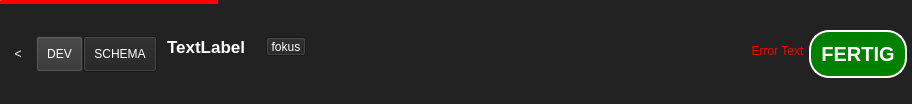
Above: lfb_regeneration_wildlife_impact/gui/form/saveBar.ui from b-lack/qgis-fim-plugin before the change. Below: the same form after it.
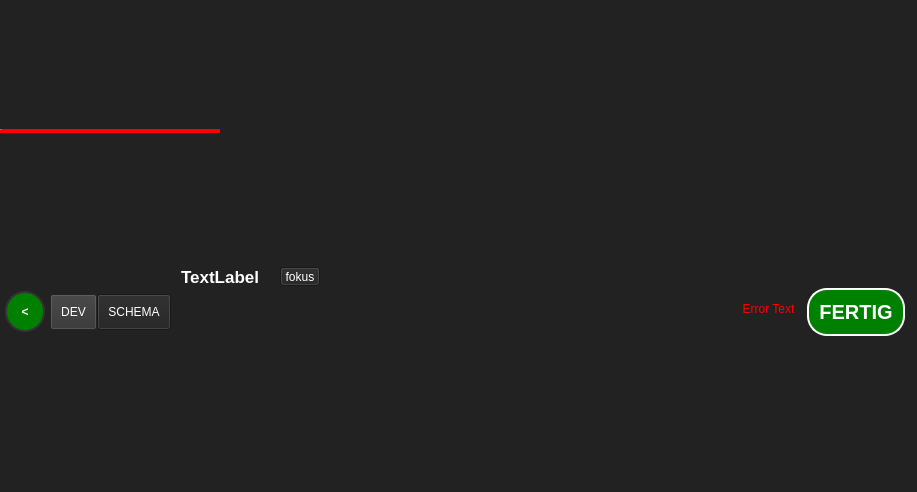
That is the form after the change.

Diff of the .ui file:
```diff
--- a/lfb_regeneration_wildlife_impact/gui/form/saveBar.ui
+++ b/lfb_regeneration_wildlife_impact/gui/form/saveBar.ui
@@ -6,8 +6,8 @@
    <rect>
     <x>0</x>
     <y>0</y>
-    <width>912</width>
-    <height>104</height>
+    <width>917</width>
+    <height>492</height>
    </rect>
   </property>
   <property name="sizePolicy">
@@ -117,23 +117,36 @@
        <number>0</number>
       </property>
       <property name="topMargin">
-       <number>0</number>
+       <number>5</number>
       </property>
       <property name="rightMargin">
        <number>0</number>
       </property>
       <property name="bottomMargin">
-       <number>0</number>
+       <number>5</number>
       </property>
       <item>
        <widget class="QToolButton" name="lfbHomeBtn">
+        <property name="font">
+         <font>
+          <weight>75</weight>
+          <bold>true</bold>
+         </font>
+        </property>
         <property name="cursor">
          <cursorShape>PointingHandCursor</cursorShape>
         </property>
         <property name="styleSheet">
-         <string notr="true">color: #fff;
-background-color:#222;
-border:none;</string>
+         <string notr="true">QToolButton{
+	border-radius: 20px;
+	border: 2px solid #333;
+	color: #555;
+	margin: 5px;
+}
+QToolButton:enabled{
+	background-color: green;
+	color: #fff;
+}</string>
         </property>
         <property name="text">
          <string>&lt;</string>
@@ -166,19 +179,6 @@
         <property name="leftMargin">
          <number>10</number>
         </property>
-        <item>
-         <spacer name="verticalSpacer_3">
-          <property name="orientation">
-           <enum>Qt::Vertical</enum>
-          </property>
-          <property name="sizeHint" stdset="0">
-           <size>
-            <width>20</width>
-            <height>40</height>
-           </size>
-          </property>
-         </spacer>
-        </item>
         <item>
          <layout class="QHBoxLayout" name="horizontalLayout">
           <property name="spacing">
@@ -230,19 +230,6 @@
           </property>
          </widget>
         </item>
-        <item>
-         <spacer name="verticalSpacer_4">
-          <property name="orientation">
-           <enum>Qt::Vertical</enum>
-          </property>
-          <property name="sizeHint" stdset="0">
-           <size>
-            <width>20</width>
-            <height>40</height>
-           </size>
-          </property>
-         </spacer>
-        </item>
        </layout>
       </item>
       <item>
@@ -282,19 +269,12 @@
       </item>
       <item>
        <layout class="QVBoxLayout" name="verticalLayout">
-        <item>
-         <spacer name="verticalSpacer">
-          <property name="orientation">
-           <enum>Qt::Vertical</enum>
-          </property>
-          <property name="sizeHint" stdset="0">
-           <size>
-            <width>20</width>
-            <height>0</height>
-           </size>
-          </property>
-         </spacer>
-        </item>
+        <property name="leftMargin">
+         <number>10</number>
+        </property>
+        <property name="rightMargin">
+         <number>10</number>
+        </property>
         <item>
          <widget class="QPushButton" name="lfbSaveBtn">
           <property name="font">
@@ -312,7 +292,7 @@
 	border-radius: 20px;
 	border: 2px solid #333;
 	color: #555;
-	margin: 5px;
+	margin: 2px;
 }
 QPushButton:enabled{
 	border-radius: 20px;
@@ -326,19 +306,6 @@
           </property>
          </widget>
         </item>
-        <item>
-         <spacer name="verticalSpacer_2">
-          <property name="orientation">
-           <enum>Qt::Vertical</enum>
-          </property>
-          <property name="sizeHint" stdset="0">
-           <size>
-            <width>20</width>
-            <height>0</height>
-           </size>
-          </property>
-         </spacer>
-        </item>
        </layout>
       </item>
      </layout>
```
